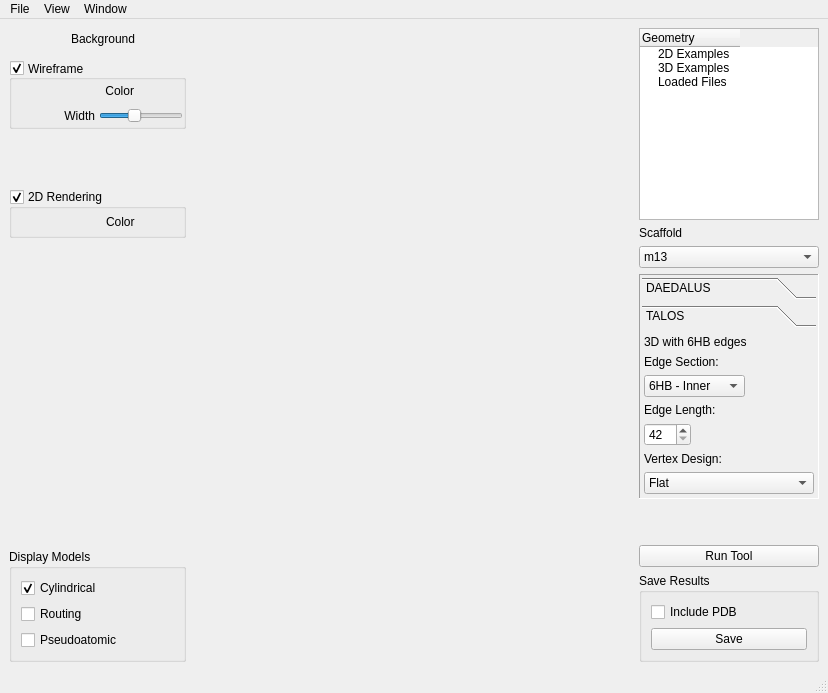
The window that ui/AthenaMainWindow.ui (lcbb/athena) describes before a commit, drawn with Qt 5.
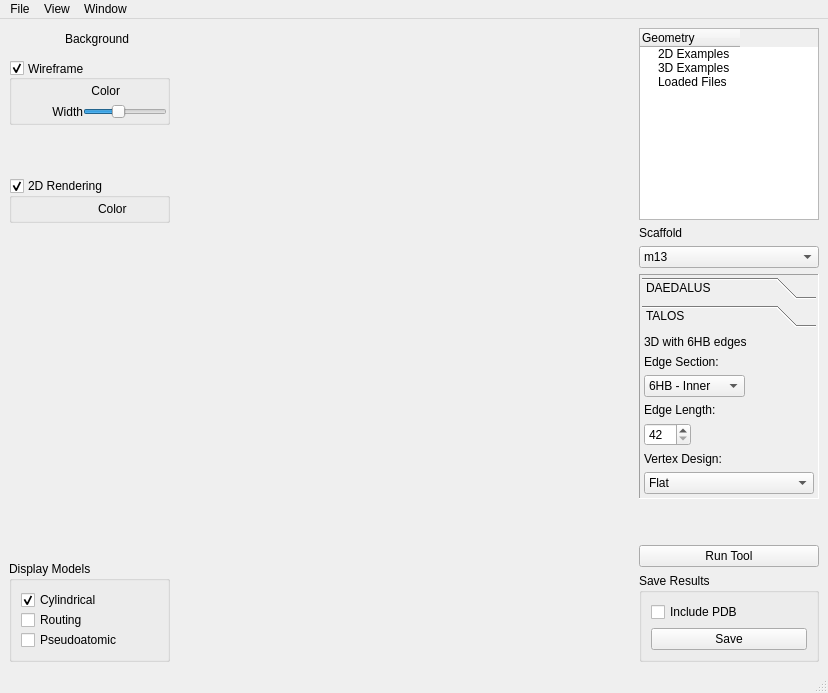
The same window after the commit. The open tabs and pages were chosen to show the change. Custom widgets are drawn as their Qt base class.

Commit message: Adjust for OSX

```diff
--- a/ui/AthenaMainWindow.ui
+++ b/ui/AthenaMainWindow.ui
@@ -7,7 +7,7 @@
     <x>0</x>
     <y>0</y>
     <width>828</width>
-    <height>562</height>
+    <height>670</height>
    </rect>
   </property>
   <property name="sizePolicy">
@@ -32,8 +32,14 @@
    <layout class="QGridLayout" name="gridLayout">
     <item row="0" column="0">
      <layout class="QVBoxLayout" name="verticalLayout">
+      <property name="spacing">
+       <number>0</number>
+      </property>
       <item>
        <layout class="QHBoxLayout" name="upperLayout">
+        <property name="spacing">
+         <number>0</number>
+        </property>
         <item>
          <widget class="QWidget" name="inputSidebar" native="true">
           <layout class="QVBoxLayout" name="inputSidebarLayout" stretch="0,0,0,0,0">
@@ -54,6 +60,9 @@
            </property>
            <item>
             <layout class="QHBoxLayout" name="horizontalLayout_4">
+             <property name="spacing">
+              <number>0</number>
+             </property>
              <property name="topMargin">
               <number>0</number>
              </property>
@@ -82,6 +91,12 @@
              </item>
              <item>
               <widget class="ColorButton" name="bgColorButton">
+               <property name="maximumSize">
+                <size>
+                 <width>50</width>
+                 <height>16777215</height>
+                </size>
+               </property>
                <property name="text">
                 <string/>
                </property>
@@ -132,7 +147,7 @@
                <number>0</number>
               </property>
               <property name="spacing">
-               <number>4</number>
+               <number>0</number>
               </property>
               <item row="2" column="1">
                <widget class="QLabel" name="label_2">
@@ -215,6 +230,12 @@
                   <verstretch>0</verstretch>
                  </sizepolicy>
                 </property>
+                <property name="maximumSize">
+                 <size>
+                  <width>50</width>
+                  <height>16777215</height>
+                 </size>
+                </property>
                 <property name="layoutDirection">
                  <enum>Qt::LeftToRight</enum>
                 </property>
@@ -254,7 +275,7 @@
               <enum>QFrame::NoFrame</enum>
              </property>
              <property name="currentIndex">
-              <number>1</number>
+              <number>0</number>
              </property>
              <widget class="QWidget" name="controls_2D_container">
               <property name="sizePolicy">
@@ -271,7 +292,7 @@
               </property>
               <layout class="QHBoxLayout" name="horizontalLayout">
                <property name="spacing">
-                <number>2</number>
+                <number>0</number>
                </property>
                <property name="leftMargin">
                 <number>0</number>
@@ -316,16 +337,19 @@
                  </property>
                  <layout class="QGridLayout" name="gridLayout_2" columnstretch="0,0,0">
                   <property name="leftMargin">
-                   <number>2</number>
+                   <number>0</number>
                   </property>
                   <property name="topMargin">
-                   <number>2</number>
+                   <number>0</number>
                   </property>
                   <property name="rightMargin">
-                   <number>2</number>
+                   <number>0</number>
                   </property>
                   <property name="bottomMargin">
-                   <number>2</number>
+                   <number>0</number>
+                  </property>
+                  <property name="spacing">
+                   <number>0</number>
                   </property>
                   <item row="0" column="2">
                    <widget class="ColorButton" name="flatColorButton">
@@ -335,6 +359,12 @@
                       <verstretch>0</verstretch>
                      </sizepolicy>
                     </property>
+                    <property name="maximumSize">
+                     <size>
+                      <width>50</width>
+                      <height>16777215</height>
+                     </size>
+                    </property>
                     <property name="text">
                      <string/>
                     </property>
@@ -377,7 +407,7 @@
               </property>
               <layout class="QHBoxLayout" name="horizontalLayout_2">
                <property name="spacing">
-                <number>2</number>
+                <number>0</number>
                </property>
                <property name="leftMargin">
                 <number>0</number>
@@ -420,7 +450,7 @@
                  <property name="checked">
                   <bool>true</bool>
                  </property>
-                 <layout class="QGridLayout" name="gridLayout_4" rowstretch="0,0,0,0,0,0,0,0,0,0,0" columnstretch="0,0,0,0,0,0,0">
+                 <layout class="QGridLayout" name="gridLayout_4" rowstretch="0,0,0,0,0,0,0,0,0,0" columnstretch="0,0,0,0,0,0">
                   <property name="sizeConstraint">
                    <enum>QLayout::SetDefaultConstraint</enum>
                   </property>
@@ -436,6 +466,9 @@
                   <property name="bottomMargin">
                    <number>0</number>
                   </property>
+                  <property name="spacing">
+                   <number>0</number>
+                  </property>
                   <item row="9" column="4">
                    <widget class="QDial" name="lightDial">
                     <property name="sizePolicy">
@@ -490,6 +523,12 @@
                       <verstretch>0</verstretch>
                      </sizepolicy>
                     </property>
+                    <property name="maximumSize">
+                     <size>
+                      <width>50</width>
+                      <height>16777215</height>
+                     </size>
+                    </property>
                     <property name="text">
                      <string/>
                     </property>
@@ -537,6 +576,12 @@
                       <verstretch>0</verstretch>
                      </sizepolicy>
                     </property>
+                    <property name="maximumSize">
+                     <size>
+                      <width>50</width>
+                      <height>16777215</height>
+                     </size>
+                    </property>
                     <property name="text">
                      <string/>
                     </property>
@@ -623,6 +668,9 @@
               <string>Display Models</string>
              </property>
              <layout class="QGridLayout" name="gridLayout_5">
+              <property name="spacing">
+               <number>0</number>
+              </property>
               <item row="0" column="0">
                <widget class="QCheckBox" name="displayCylinderBox">
                 <property name="text">
@@ -841,8 +889,8 @@
                    <rect>
                     <x>0</x>
                     <y>0</y>
-                    <width>88</width>
-                    <height>62</height>
+                    <width>114</width>
+                    <height>73</height>
                    </rect>
                   </property>
                   <property name="sizePolicy">
@@ -907,8 +955,8 @@
                    <rect>
                     <x>0</x>
                     <y>0</y>
-                    <width>94</width>
-                    <height>72</height>
+                    <width>122</width>
+                    <height>73</height>
                    </rect>
                   </property>
                   <property name="sizePolicy">
@@ -1011,8 +1059,8 @@
                    <rect>
                     <x>0</x>
                     <y>0</y>
-                    <width>176</width>
-                    <height>72</height>
+                    <width>114</width>
+                    <height>73</height>
                    </rect>
                   </property>
                   <attribute name="label">
@@ -1070,9 +1118,9 @@
                   <property name="geometry">
                    <rect>
                     <x>0</x>
-                    <y>-80</y>
-                    <width>159</width>
-                    <height>152</height>
+                    <y>0</y>
+                    <width>125</width>
+                    <height>195</height>
                    </rect>
                   </property>
                   <attribute name="label">
@@ -1241,7 +1289,7 @@
      <x>0</x>
      <y>0</y>
      <width>828</width>
-     <height>21</height>
+     <height>22</height>
     </rect>
    </property>
    <widget class="QMenu" name="menuAthena">
```
